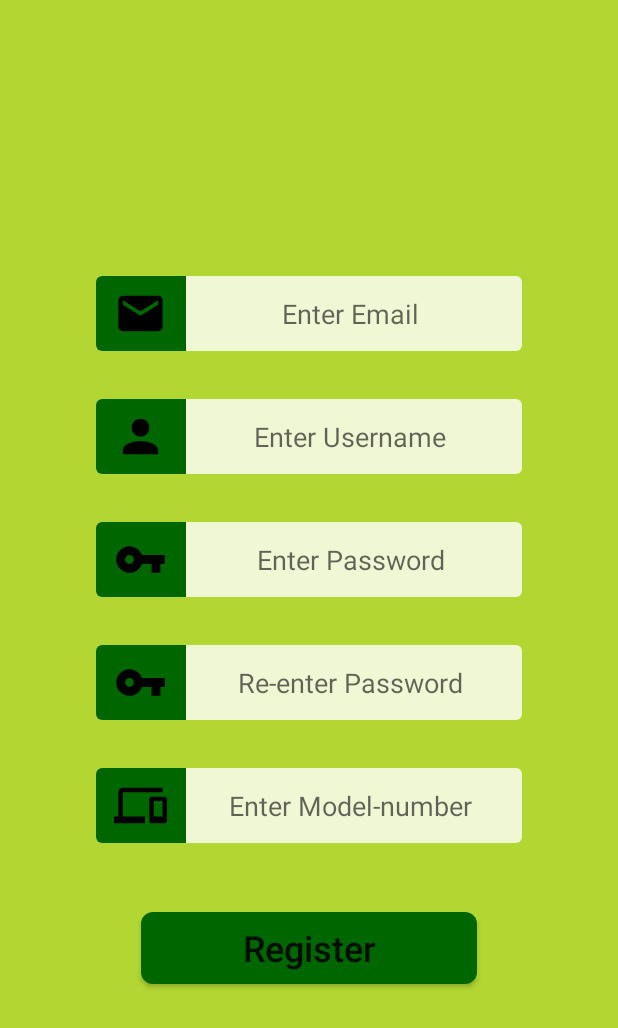
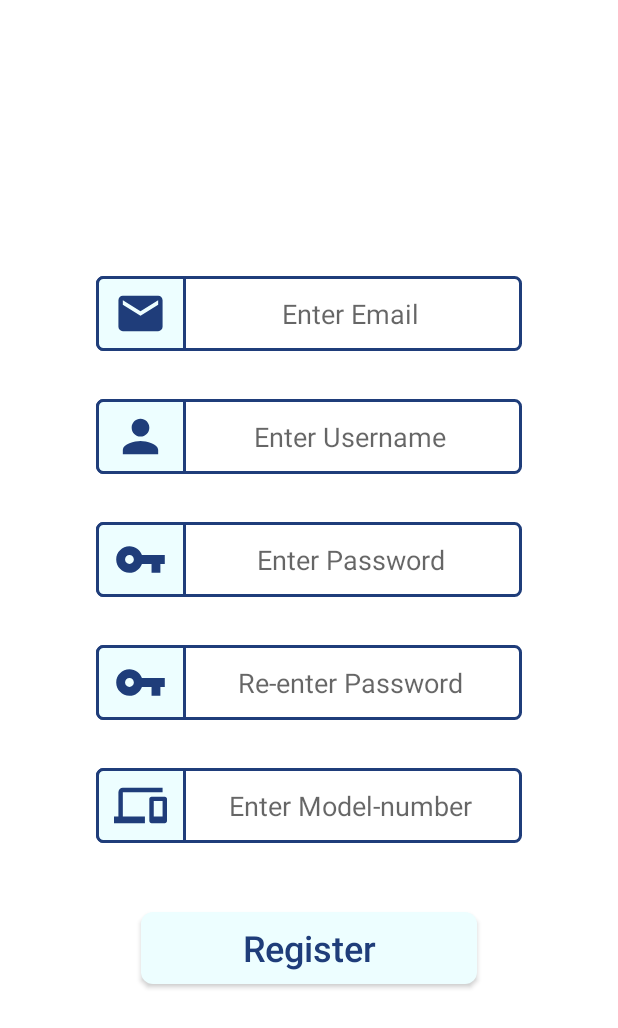
Before and after one commit to sparsh2/IBM_Home, an Android app: the SecondActivity screen opened directly, with no data from a screen before it, on a phone screen of 412 x 824 dp. Shown: the top 1028 px of the screen. Run offline under Robolectric (Android 15) with nearby library versions, the phone set to English and light mode, and no system bars.

Commit message:
UI update 1: Converting from green to blue

```diff
--- a/app/src/main/res/drawable/custom_edit_text_login.xml
+++ b/app/src/main/res/drawable/custom_edit_text_login.xml
@@ -2,6 +2,7 @@
 <shape xmlns:android="http://schemas.android.com/apk/res/android"
     android:shape="rectangle">
 
+    <stroke android:color="@color/darker" android:width="2dp" />
     <corners android:radius="4dp" />
     <solid android:color="@color/lighter" />
 
--- a/app/src/main/res/drawable/ic_email.xml
+++ b/app/src/main/res/drawable/ic_email.xml
@@ -9,6 +9,7 @@
             <corners android:bottomLeftRadius="4dp"
                 android:topLeftRadius="4dp"/>
 
+            <stroke android:color="@color/darker" android:width="2dp" />
         </shape>
     </item>
 
--- a/app/src/main/res/drawable/ic_email_black_24dp.xml
+++ b/app/src/main/res/drawable/ic_email_black_24dp.xml
@@ -4,6 +4,6 @@
         android:viewportWidth="24.0"
         android:viewportHeight="24.0">
     <path
-        android:fillColor="#FF000000"
+        android:fillColor="#1f3d7a"
         android:pathData="M20,4L4,4c-1.1,0 -1.99,0.9 -1.99,2L2,18c0,1.1 0.9,2 2,2h16c1.1,0 2,-0.9 2,-2L22,6c0,-1.1 -0.9,-2 -2,-2zM20,8l-8,5 -8,-5L4,6l8,5 8,-5v2z"/>
 </vector>
--- a/app/src/main/res/drawable/ic_message_black_24dp.xml
+++ b/app/src/main/res/drawable/ic_message_black_24dp.xml
@@ -4,6 +4,6 @@
         android:viewportWidth="24.0"
         android:viewportHeight="24.0">
     <path
-        android:fillColor="#FF000000"
+        android:fillColor="#1f3d7a"
         android:pathData="M20,2L4,2c-1.1,0 -1.99,0.9 -1.99,2L2,22l4,-4h14c1.1,0 2,-0.9 2,-2L22,4c0,-1.1 -0.9,-2 -2,-2zM18,14L6,14v-2h12v2zM18,11L6,11L6,9h12v2zM18,8L6,8L6,6h12v2z"/>
 </vector>
--- a/app/src/main/res/drawable/ic_model.xml
+++ b/app/src/main/res/drawable/ic_model.xml
@@ -9,6 +9,8 @@
             <corners android:bottomLeftRadius="4dp"
                 android:topLeftRadius="4dp"/>
 
+            <stroke android:color="@color/darker" android:width="2dp" />
+
         </shape>
     </item>
 
--- a/app/src/main/res/drawable/ic_password.xml
+++ b/app/src/main/res/drawable/ic_password.xml
@@ -10,6 +10,8 @@
             <corners android:bottomLeftRadius="4dp"
                 android:topLeftRadius="4dp"/>
 
+            <stroke android:color="@color/darker" android:width="2dp" />
+
         </shape>
     </item>
 
--- a/app/src/main/res/drawable/ic_person_black_24dp.xml
+++ b/app/src/main/res/drawable/ic_person_black_24dp.xml
@@ -4,6 +4,6 @@
         android:viewportWidth="24.0"
         android:viewportHeight="24.0">
     <path
-        android:fillColor="#FF000000"
+        android:fillColor="#1f3d7a"
         android:pathData="M12,12c2.21,0 4,-1.79 4,-4s-1.79,-4 -4,-4 -4,1.79 -4,4 1.79,4 4,4zM12,14c-2.67,0 -8,1.34 -8,4v2h16v-2c0,-2.66 -5.33,-4 -8,-4z"/>
 </vector>
--- a/app/src/main/res/drawable/ic_phonelink_black_24dp.xml
+++ b/app/src/main/res/drawable/ic_phonelink_black_24dp.xml
@@ -4,6 +4,6 @@
         android:viewportWidth="24.0"
         android:viewportHeight="24.0">
     <path
-        android:fillColor="#FF000000"
+        android:fillColor="#1f3d7a"
         android:pathData="M4,6h18L22,4L4,4c-1.1,0 -2,0.9 -2,2v11L0,17v3h14v-3L4,17L4,6zM23,8h-6c-0.55,0 -1,0.45 -1,1v10c0,0.55 0.45,1 1,1h6c0.55,0 1,-0.45 1,-1L24,9c0,-0.55 -0.45,-1 -1,-1zM22,17h-4v-7h4v7z"/>
 </vector>
--- a/app/src/main/res/drawable/ic_username.xml
+++ b/app/src/main/res/drawable/ic_username.xml
@@ -9,6 +9,7 @@
             <solid android:color="@color/dark" />
             <corners android:bottomLeftRadius="4dp"
                 android:topLeftRadius="4dp"/>
+            <stroke android:color="@color/darker" android:width="2dp" />
 
         </shape>
     </item>
--- a/app/src/main/res/drawable/ic_vpn_key_black_24dp.xml
+++ b/app/src/main/res/drawable/ic_vpn_key_black_24dp.xml
@@ -4,6 +4,6 @@
         android:viewportWidth="24.0"
         android:viewportHeight="24.0">
     <path
-        android:fillColor="#FF000000"
+        android:fillColor="#1f3d7a"
         android:pathData="M12.65,10C11.83,7.67 9.61,6 7,6c-3.31,0 -6,2.69 -6,6s2.69,6 6,6c2.61,0 4.83,-1.67 5.65,-4H17v4h4v-4h2v-4H12.65zM7,14c-1.1,0 -2,-0.9 -2,-2s0.9,-2 2,-2 2,0.9 2,2 -0.9,2 -2,2z"/>
 </vector>
--- a/app/src/main/res/layout/activity_login.xml
+++ b/app/src/main/res/layout/activity_login.xml
@@ -45,6 +45,7 @@
         android:layout_height="wrap_content"
         android:background="@drawable/custom_button_login"
         android:layout_marginTop="30dp"
+        android:textColor="@color/darker"
         android:text="Login"
         android:textSize="20dp"
         android:textAllCaps="false"/>
@@ -55,6 +56,7 @@
         android:layout_height="wrap_content"
         android:background="@drawable/custom_button_login"
         android:layout_marginTop="50dp"
+        android:textColor="@color/darker"
         android:text="Register here"
         android:textSize="20dp"
         android:textAllCaps="false"
--- a/app/src/main/res/layout/activity_second.xml
+++ b/app/src/main/res/layout/activity_second.xml
@@ -88,6 +88,7 @@
                 android:layout_marginLeft="30dp"
                 android:layout_marginRight="30dp"
                 android:textAllCaps="false"
+                android:textColor="@color/darker"
                 android:text="Register"
                 android:textSize="24dp"
                 />
--- a/app/src/main/res/values/colors.xml
+++ b/app/src/main/res/values/colors.xml
@@ -3,10 +3,18 @@
     <color name="colorPrimary">#008577</color>
     <color name="colorPrimaryDark">#00574B</color>
     <color name="colorAccent">#D81B60</color>
-    <color name="dark">#006600</color>
-    <color name="light">#B2D732</color>
-    <color name="lighter">#F0F7D4</color>
-    <color name="darker">#110934</color>
+
+
+    <!--<color name="dark">#006600</color>-->
+    <!--<color name="light">#B2D732</color>-->
+    <!--<color name="lighter">#F0F7D4</color>-->
+    <!--<color name="darker">#110934</color>-->
+
+    <color name="light">#FFFFFF</color>
+    <color name="dark">#EDFEFF</color>
+    <color name="lighter">#FFFFFF</color>
+    <color name="darker">#1f3d7a</color>
+
     <color name="orange">#FC600A</color>
     <color name="blue">#4424D6</color>
     <color name="bluee">#347B98</color>
--- a/app/src/main/res/values/styles.xml
+++ b/app/src/main/res/values/styles.xml
@@ -1,4 +1,4 @@
-<resources>
+<resources xmlns:tools="http://schemas.android.com/tools">
 
     <!-- Base application theme. -->
     <style name="AppTheme" parent="Theme.AppCompat.Light.NoActionBar">
@@ -6,6 +6,9 @@
         <item name="colorPrimary">@color/colorPrimary</item>
         <item name="colorPrimaryDark">@color/colorPrimaryDark</item>
         <item name="colorAccent">@color/colorAccent</item>
+
+
+        <item name="android:windowActivityTransitions" tools:targetApi="lollipop" tools:ignore="NewApi">true</item>
     </style>
 
 </resources>
```
